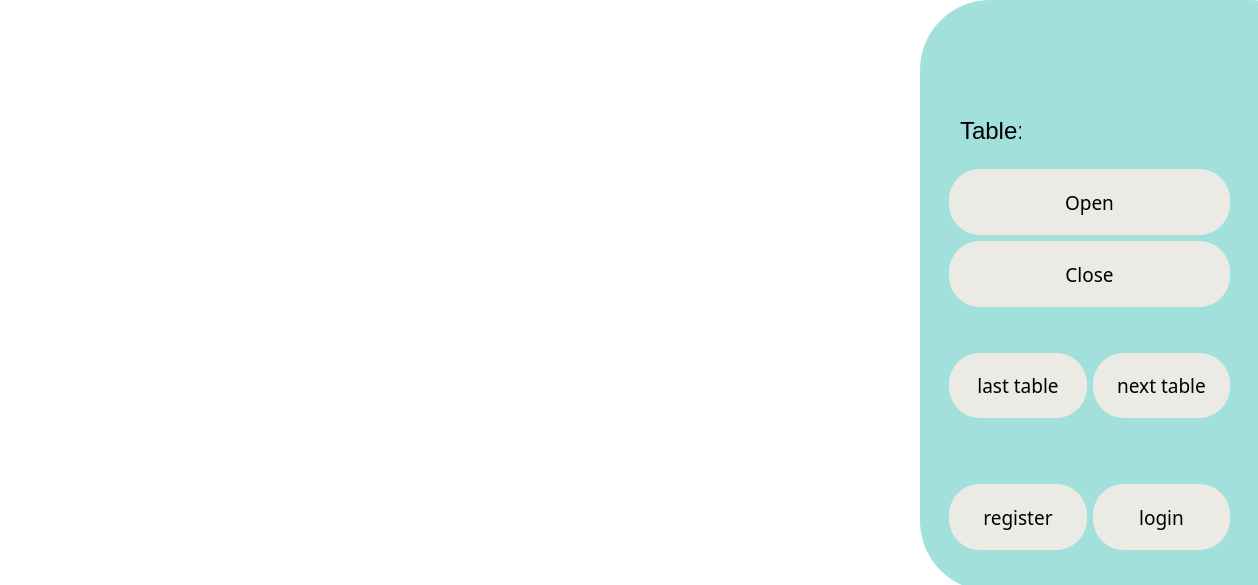
Old version of the form form.ui in the repository aesthetic-what/database_with_python.
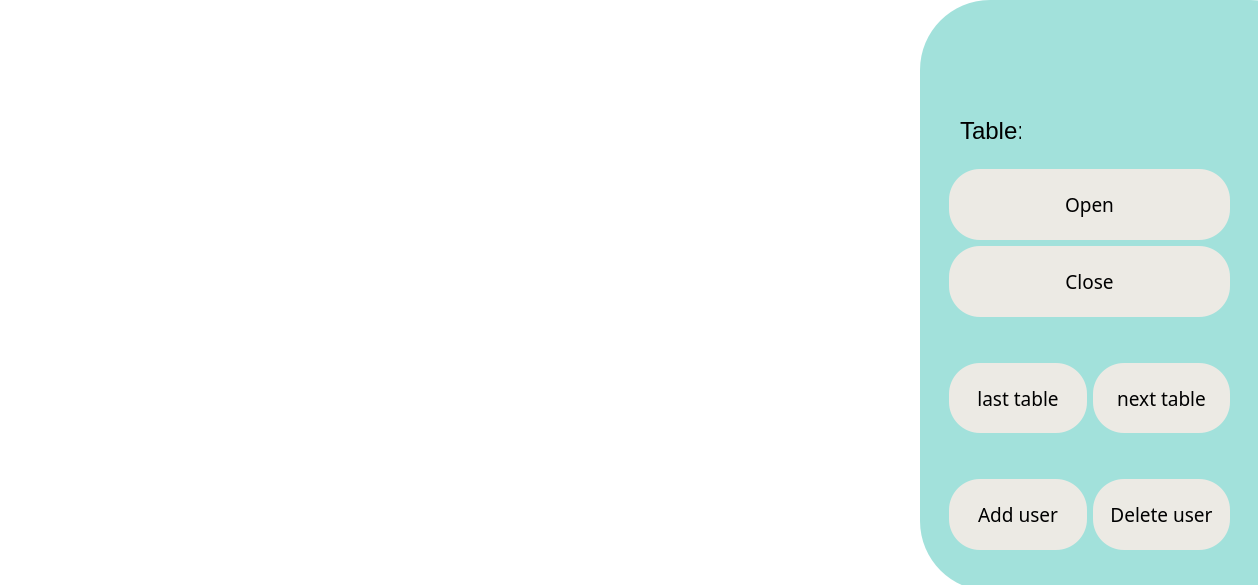
New version of the form.

```diff
--- a/form.ui
+++ b/form.ui
@@ -65,38 +65,6 @@
       </rect>
      </property>
      <layout class="QGridLayout" name="gridLayout">
-      <item row="5" column="1">
-       <widget class="QPushButton" name="loginDB">
-        <property name="sizePolicy">
-         <sizepolicy hsizetype="Minimum" vsizetype="Expanding">
-          <horstretch>0</horstretch>
-          <verstretch>0</verstretch>
-         </sizepolicy>
-        </property>
-        <property name="font">
-         <font>
-          <family>Yu Gothic UI Light</family>
-          <pointsize>14</pointsize>
-         </font>
-        </property>
-        <property name="styleSheet">
-         <string notr="true">QPushButton:hover {
-	background-color: #ffdbcc;
-}
-
-QPushButton:pressed {
-	background-color: #fcb9aa;
-}
-QPushButton {
-	background-color: #eceae4;
-	border-radius: 31px;
-}</string>
-        </property>
-        <property name="text">
-         <string>login</string>
-        </property>
-       </widget>
-      </item>
       <item row="2" column="0" colspan="2">
        <spacer name="verticalSpacer_2">
         <property name="orientation">
@@ -173,7 +141,7 @@
 }</string>
         </property>
         <property name="text">
-         <string>register</string>
+         <string>Add user</string>
         </property>
        </widget>
       </item>
@@ -252,7 +220,7 @@
         <property name="sizeHint" stdset="0">
          <size>
           <width>20</width>
-          <height>60</height>
+          <height>40</height>
          </size>
         </property>
        </spacer>
@@ -289,6 +257,38 @@
         </property>
        </widget>
       </item>
+      <item row="5" column="1">
+       <widget class="QPushButton" name="delete_user">
+        <property name="sizePolicy">
+         <sizepolicy hsizetype="Minimum" vsizetype="Expanding">
+          <horstretch>0</horstretch>
+          <verstretch>0</verstretch>
+         </sizepolicy>
+        </property>
+        <property name="font">
+         <font>
+          <family>Yu Gothic UI Light</family>
+          <pointsize>14</pointsize>
+         </font>
+        </property>
+        <property name="styleSheet">
+         <string notr="true">QPushButton:hover {
+	background-color: #ffdbcc;
+}
+
+QPushButton:pressed {
+	background-color: #fcb9aa;
+}
+QPushButton {
+	background-color: #eceae4;
+	border-radius: 31px;
+}</string>
+        </property>
+        <property name="text">
+         <string>Delete user</string>
+        </property>
+       </widget>
+      </item>
      </layout>
     </widget>
     <widget class="QLabel" name="label">
```
Left out of the diff: 2 changed lines with no effect on the pictures.
